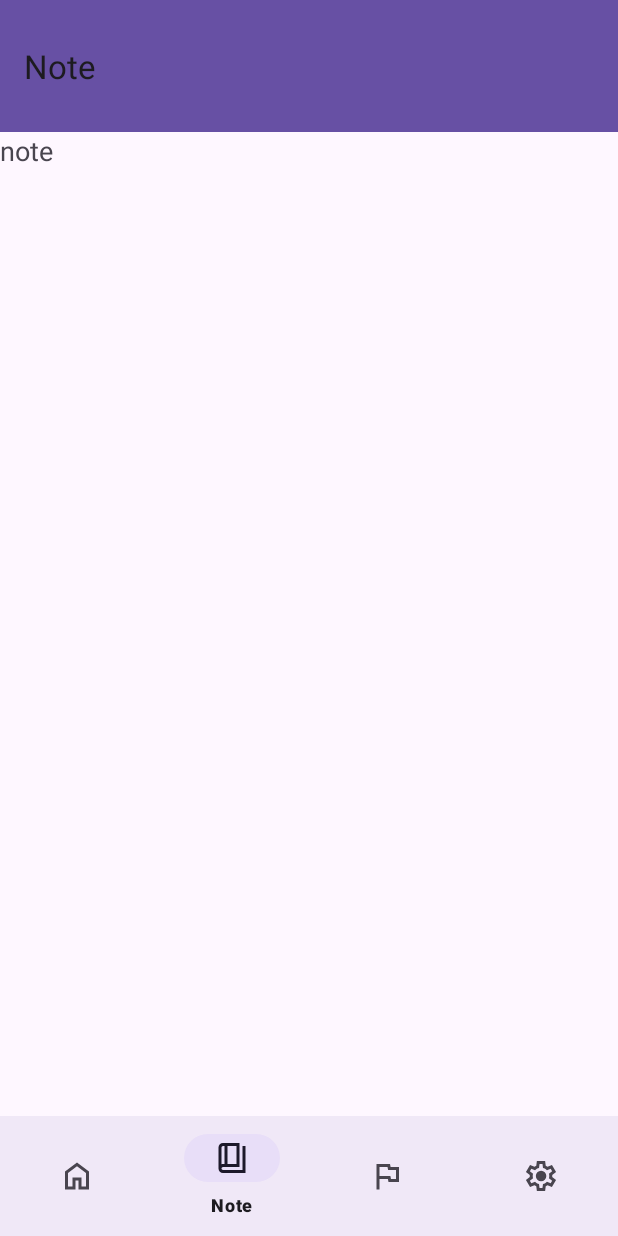
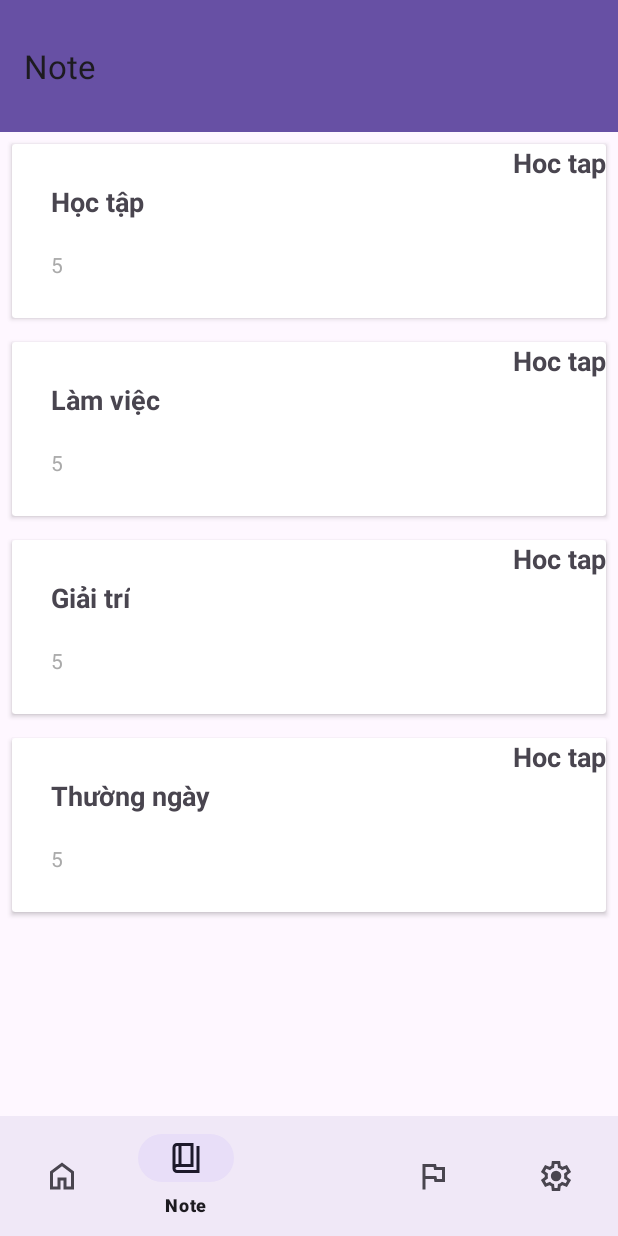
Before and after one commit to Nguyen2101346/appMobiPli, an Android app: the fragment NoteFragment placed in its activity, item 2 of the bottom bar chosen, on a phone screen of 412 x 824 dp. Run offline under Robolectric (Android 15) with nearby library versions, the phone set to English and light mode, and no system bars.

Commit message:
Tạo danh mục note và note

```diff
--- /dev/null
+++ b/app/src/main/java/com/example/utilitycalendar/CategoryNoteFragment.java
@@ -0,0 +1,62 @@
+package com.example.utilitycalendar;
+
+import android.os.Bundle;
+import android.view.LayoutInflater;
+import android.view.View;
+import android.view.ViewGroup;
+
+import androidx.fragment.app.Fragment;
+import androidx.recyclerview.widget.LinearLayoutManager;
+import androidx.recyclerview.widget.RecyclerView;
+
+import com.example.utilitycalendar.note.NoteCategory;
+import com.example.utilitycalendar.note.NoteCategoryAdapter;
+import com.example.utilitycalendar.note.NoteFragment;
+
+import java.util.ArrayList;
+import java.util.List;
+
+public class CategoryNoteFragment extends Fragment {
+    private RecyclerView recyclerView;
+    private NoteCategoryAdapter adapter;
+    private List<NoteCategory> categoryList;
+
+    @Override
+    public View onCreateView(LayoutInflater inflater, ViewGroup container, Bundle savedInstanceState) {
+        View view = inflater.inflate(R.layout.note_category, container, false);
+        recyclerView = view.findViewById(R.id.note_category_recycler_view);
+        recyclerView.setLayoutManager(new LinearLayoutManager(getContext()));
+
+        // Khởi tạo danh sách danh mục
+        categoryList = new ArrayList<>();
+        // Thêm dữ liệu mẫu
+        categoryList.add(new NoteCategory("hoctap","Học tập", 5));
+        categoryList.add(new NoteCategory("lamviec","Làm việc", 5));
+        categoryList.add(new NoteCategory("giaitri","Giải trí", 5));
+        categoryList.add(new NoteCategory("thuongnagy","Thường ngày", 5));
+
+        adapter = new NoteCategoryAdapter(getContext(), categoryList, category -> {
+            // Xử lý khi nhấn vào một danh mục
+            NoteFragment fragment = new NoteFragment();
+
+            // Truyền dữ liệu qua Bundle
+            Bundle bundle = new Bundle();
+            bundle.putString("categoryId", category.getId()); // Truyền id của category
+            fragment.setArguments(bundle);
+
+
+            // Chuyển fragment mới
+            getActivity().getSupportFragmentManager().beginTransaction()
+                    .replace(R.id.frame_layout, fragment)
+                    .addToBackStack(null)
+                    .commit();
+
+
+
+        });
+
+        recyclerView.setAdapter(adapter);
+        return view;
+    }
+
+}
--- a/app/src/main/java/com/example/utilitycalendar/MainActivity.java
+++ b/app/src/main/java/com/example/utilitycalendar/MainActivity.java
@@ -1,6 +1,5 @@
 package com.example.utilitycalendar;
 
-import android.content.Intent;
 import android.os.Bundle;
 
 import androidx.appcompat.app.AppCompatActivity;
@@ -28,7 +27,7 @@ public class MainActivity extends AppCompatActivity {
                 getSupportActionBar().setTitle("Home");
             }
             if(item.getItemId() == R.id.nav_note) {
-                selectedFragment = new NoteFragment();
+                selectedFragment = new CategoryNoteFragment();
                 getSupportActionBar().setTitle("Note");
             }
             if(item.getItemId() == R.id.nav_flag) {
--- a/app/src/main/java/com/example/utilitycalendar/NoteFragment.java
+++ /dev/null
@@ -1,16 +0,0 @@
-package com.example.utilitycalendar;
-
-import android.os.Bundle;
-import android.view.LayoutInflater;
-import android.view.View;
-import android.view.ViewGroup;
-
-import androidx.fragment.app.Fragment;
-
-public class NoteFragment extends Fragment {
-    @Override
-    public View onCreateView(LayoutInflater inflater, ViewGroup container, Bundle savedInstanceState){
-        return inflater.inflate(R.layout.note, container, false);
-    }
-
-}
--- /dev/null
+++ b/app/src/main/java/com/example/utilitycalendar/note/Note.java
@@ -0,0 +1,38 @@
+package com.example.utilitycalendar.note;
+
+public class Note {
+
+
+    private String id;
+    private String title;
+    private String content;
+    private String date;
+
+
+    public Note(String id, String title, String content, String date) {
+        this.id = id;
+        this.title = title;
+        this.content = content;
+        this.date = date;
+    }
+
+
+    public String getDate() {
+        return date;
+    }
+
+    public String getContent() {
+        return content;
+    }
+
+    public String getTitle() {
+        return title;
+    }
+
+    public String getId() {
+        return id;
+    }
+
+
+
+}
--- /dev/null
+++ b/app/src/main/java/com/example/utilitycalendar/note/NoteAdapter.java
@@ -0,0 +1,73 @@
+package com.example.utilitycalendar.note;
+
+import android.content.Context;
+import android.view.LayoutInflater;
+import android.view.View;
+import android.view.ViewGroup;
+import android.widget.TextView;
+
+import androidx.annotation.NonNull;
+import androidx.recyclerview.widget.RecyclerView;
+
+import com.example.utilitycalendar.R;
+
+import java.util.List;
+
+public class NoteAdapter extends RecyclerView.Adapter<NoteAdapter.NoteViewHolder> {
+    private Context context;
+    private List<Note> notes;
+    private OnNoteClickListener listener;
+
+    // Constructor
+    public NoteAdapter(Context context, List<Note> notes, OnNoteClickListener listener) {
+        this.context = context;
+        this.notes = notes;
+        this.listener = listener;
+    }
+
+    @NonNull
+    @Override
+    public NoteViewHolder onCreateViewHolder(@NonNull ViewGroup parent, int viewType) {
+        // Inflate layout cho từng item trong RecyclerView
+        View view = LayoutInflater.from(context).inflate(R.layout.item_note, parent, false);
+        return new NoteViewHolder(view);
+    }
+
+    @Override
+    public void onBindViewHolder(@NonNull NoteViewHolder holder, int position) {
+        // Lấy đối tượng NoteCategory tại vị trí 'position'
+        Note note = notes.get(position);
+
+        // Cập nhật view con với dữ liệu từ NoteCategory
+        holder.noteTitle.setText(note.getTitle());
+        holder.noteContent.setText(note.getContent());
+        holder.noteDate.setText(note.getDate());
+
+        // Xử lý sự kiện khi nhấn vào item
+        holder.itemView.setOnClickListener(v -> listener.onNoteClick(note));
+    }
+
+    @Override
+    public int getItemCount() {
+        // Trả về số lượng phần tử trong danh sách
+        return notes.size();
+    }
+
+    // Định nghĩa lớp ViewHolder
+    public static class NoteViewHolder extends RecyclerView.ViewHolder {
+        public TextView noteTitle, noteContent, noteDate;
+
+        public NoteViewHolder(@NonNull View itemView) {
+            super(itemView);
+            // Khởi tạo các view con từ layout item_note_category
+            noteTitle = itemView.findViewById(R.id.note_title);
+            noteContent = itemView.findViewById(R.id.note_content);
+            noteDate = itemView.findViewById(R.id.note_date);
+        }
+    }
+
+    // Định nghĩa giao diện cho click listener (nếu cần)
+    public interface OnNoteClickListener {
+        void onNoteClick(Note note);
+    }
+}
--- /dev/null
+++ b/app/src/main/java/com/example/utilitycalendar/note/NoteCategory.java
@@ -0,0 +1,25 @@
+package com.example.utilitycalendar.note;
+
+public class NoteCategory {
+    private String id;
+    private String name;
+    private int noteCount;
+
+    public NoteCategory(String id, String name, int noteCount) {
+        this.id = id;
+        this.name = name;
+        this.noteCount = noteCount;
+    }
+
+    public String getId() {
+        return id;
+    }
+
+    public String getName() {
+        return name;
+    }
+
+    public int getNoteCount() {
+        return noteCount;
+    }
+}
--- /dev/null
+++ b/app/src/main/java/com/example/utilitycalendar/note/NoteCategoryAdapter.java
@@ -0,0 +1,71 @@
+package com.example.utilitycalendar.note;
+
+import android.content.Context;
+import android.view.LayoutInflater;
+import android.view.View;
+import android.view.ViewGroup;
+import android.widget.TextView;
+
+import androidx.annotation.NonNull;
+import androidx.recyclerview.widget.RecyclerView;
+
+import com.example.utilitycalendar.R;
+
+import java.util.List;
+
+public class NoteCategoryAdapter extends RecyclerView.Adapter<NoteCategoryAdapter.NoteCategoryViewHolder> {
+    private Context context;
+    private List<NoteCategory> noteCategories;
+    private OnNoteCategoryClickListener listener;
+
+    // Constructor
+    public NoteCategoryAdapter(Context context, List<NoteCategory> noteCategories, OnNoteCategoryClickListener listener) {
+        this.context = context;
+        this.noteCategories = noteCategories;
+        this.listener = listener;
+    }
+
+    @NonNull
+    @Override
+    public NoteCategoryViewHolder onCreateViewHolder(@NonNull ViewGroup parent, int viewType) {
+        // Inflate layout cho từng item trong RecyclerView
+        View view = LayoutInflater.from(context).inflate(R.layout.item_note_category, parent, false);
+        return new NoteCategoryViewHolder(view);
+    }
+
+    @Override
+    public void onBindViewHolder(@NonNull NoteCategoryViewHolder holder, int position) {
+        // Lấy đối tượng NoteCategory tại vị trí 'position'
+        NoteCategory category = noteCategories.get(position);
+
+        // Cập nhật view con với dữ liệu từ NoteCategory
+        holder.categoryName.setText(category.getName());
+        holder.noteCount.setText(String.valueOf(category.getNoteCount()));
+
+        // Xử lý sự kiện khi nhấn vào item
+        holder.itemView.setOnClickListener(v -> listener.onCategoryClick(category));
+    }
+
+    @Override
+    public int getItemCount() {
+        // Trả về số lượng phần tử trong danh sách
+        return noteCategories.size();
+    }
+
+    // Định nghĩa lớp ViewHolder
+    public static class NoteCategoryViewHolder extends RecyclerView.ViewHolder {
+        public TextView categoryName, noteCount;
+
+        public NoteCategoryViewHolder(@NonNull View itemView) {
+            super(itemView);
+            // Khởi tạo các view con từ layout item_note_category
+            categoryName = itemView.findViewById(R.id.note_category_name);
+            noteCount = itemView.findViewById(R.id.note_category_count);
+        }
+    }
+
+    // Định nghĩa giao diện cho click listener (nếu cần)
+    public interface OnNoteCategoryClickListener {
+        void onCategoryClick(NoteCategory category);
+    }
+}
--- /dev/null
+++ b/app/src/main/java/com/example/utilitycalendar/note/NoteFragment.java
@@ -0,0 +1,67 @@
+package com.example.utilitycalendar.note;
+
+import android.os.Bundle;
+import android.view.LayoutInflater;
+import android.view.View;
+import android.view.ViewGroup;
+import android.widget.TextView;
+
+import androidx.fragment.app.Fragment;
+import androidx.recyclerview.widget.GridLayoutManager;
+import androidx.recyclerview.widget.LinearLayoutManager;
+import androidx.recyclerview.widget.RecyclerView;
+
+import com.example.utilitycalendar.R;
+
+import java.util.ArrayList;
+import java.util.List;
+
+public class NoteFragment extends Fragment {
+    private TextView categoryIdTextView;
+
+    private RecyclerView recyclerView;
+    private NoteAdapter adapter;
+    private List<Note> noteList;
+
+    @Override
+    public View onCreateView(LayoutInflater inflater, ViewGroup container, Bundle savedInstanceState){
+        View view = inflater.inflate(R.layout.note, container, false);
+
+        categoryIdTextView = view.findViewById(R.id.text_view);
+        recyclerView = view.findViewById(R.id.note_recycler_view);
+        recyclerView.setLayoutManager(new GridLayoutManager(getContext(), 2));
+
+
+        noteList = new ArrayList<>();
+        // Thêm dữ liệu mẫu
+        noteList.add(new Note("1","hoc 1","Học tập", "5/5/2022"));
+        noteList.add(new Note("2","hoc 2","Học tập", "5/5/2022"));
+        noteList.add(new Note("3","hoc 3","Học tập", "5/5/2022"));
+        noteList.add(new Note("4","hoc 4","Học tập", "5/5/2022"));
+        noteList.add(new Note("5","hoc 5","Học tập", "5/5/2022"));
+        noteList.add(new Note("6","hoc 6","Học tập", "5/5/2022"));
+
+
+        if (getArguments() != null) {
+            String categoryId = getArguments().getString("categoryId");
+            categoryIdTextView.setText("ID của danh mục: " + categoryId);  // Hiển thị id
+        }
+
+        adapter = new NoteAdapter(getContext(), noteList, note -> {
+            // Xử lý khi nhấn vào một danh mục
+
+
+
+        });
+
+
+        recyclerView.setAdapter(adapter);
+
+        return view;
+
+
+    }
+
+
+
+}
--- /dev/null
+++ b/app/src/main/res/drawable/shadow.xml
@@ -0,0 +1,21 @@
+<?xml version="1.0" encoding="utf-8"?>
+<layer-list xmlns:android="http://schemas.android.com/apk/res/android">
+    <!-- Bóng đổ -->
+    <item android:left="10dp" android:right="10dp" android:top="10dp" android:bottom="10dp">
+        <shape>
+            <solid android:color="#000000"/> <!-- Màu đen với độ mờ 50% -->
+            <corners android:radius="20dp"/><!-- Bo góc -->
+            <padding
+                android:right="10dp"
+                android:bottom="10dp" />
+        </shape>
+    </item>
+
+    <!-- Nội dung chính của LinearLayout -->
+    <item>
+        <shape>
+            <solid android:color="#FFFFFF"/>  <!-- Màu nền chính -->
+            <corners android:radius="20dp"/>   <!-- Bo góc -->
+        </shape>
+    </item>
+</layer-list>
--- /dev/null
+++ b/app/src/main/res/layout/item_note.xml
@@ -0,0 +1,35 @@
+<androidx.cardview.widget.CardView
+    xmlns:android="http://schemas.android.com/apk/res/android"
+    android:layout_width="match_parent"
+    android:layout_height="wrap_content"
+    android:layout_margin="8dp"
+    android:clickable="true"
+    android:foreground="?attr/selectableItemBackground">
+
+    <LinearLayout
+        android:layout_width="match_parent"
+        android:layout_height="wrap_content"
+        android:orientation="vertical"
+        android:padding="16dp">
+
+        <TextView
+            android:id="@+id/note_title"
+            android:layout_width="wrap_content"
+            android:layout_height="wrap_content"
+            android:textSize="18sp"
+            android:textStyle="bold" />
+
+        <TextView
+            android:id="@+id/note_content"
+            android:layout_width="wrap_content"
+            android:layout_height="wrap_content"
+            android:textColor="@android:color/darker_gray" />
+
+        <TextView
+            android:id="@+id/note_date"
+            android:layout_width="wrap_content"
+            android:layout_height="wrap_content"
+            android:textColor="@android:color/darker_gray" />
+
+    </LinearLayout>
+</androidx.cardview.widget.CardView>
--- /dev/null
+++ b/app/src/main/res/layout/item_note_category.xml
@@ -0,0 +1,56 @@
+<androidx.cardview.widget.CardView xmlns:android="http://schemas.android.com/apk/res/android"
+    xmlns:app="http://schemas.android.com/apk/res-auto"
+    android:layout_width="match_parent"
+    android:layout_height="wrap_content"
+    android:layout_margin="8dp"
+    android:clickable="true"
+    android:foreground="?attr/selectableItemBackground"
+    android:background="@drawable/shadow"
+
+    >
+
+    <LinearLayout
+        android:layout_width="match_parent"
+        android:layout_height="wrap_content"
+        android:orientation="horizontal"
+        android:padding="0dp"
+        >
+
+        <LinearLayout
+            android:layout_width="0dp"
+            android:layout_height="wrap_content"
+            android:layout_weight="1"
+            android:orientation="vertical"
+            android:padding="16dp">
+
+            <TextView
+                android:id="@+id/note_category_name"
+                android:layout_width="wrap_content"
+                android:layout_height="wrap_content"
+                android:padding="10dp"
+                android:text="Hoc tap"
+                android:textSize="18sp"
+                android:textStyle="bold" />
+
+            <TextView
+                android:id="@+id/note_category_count"
+                android:layout_width="wrap_content"
+                android:layout_height="wrap_content"
+                android:padding="10dp"
+                android:text="5 ghi chu"
+                android:textColor="@android:color/darker_gray" />
+        </LinearLayout>
+
+        <TextView
+            android:id="@+id/note_category_image"
+            android:layout_width="0dp"
+            android:layout_height="wrap_content"
+            android:layout_weight="1"
+            android:gravity="end|center_vertical"
+            android:text="Hoc tap"
+            android:textSize="18sp"
+            android:textStyle="bold" />
+
+
+    </LinearLayout>
+</androidx.cardview.widget.CardView>
--- a/app/src/main/res/layout/note.xml
+++ b/app/src/main/res/layout/note.xml
@@ -1,18 +1,23 @@
 <?xml version="1.0" encoding="utf-8"?>
 <LinearLayout xmlns:android="http://schemas.android.com/apk/res/android"
+    android:id="@+id/note"
     android:layout_width="match_parent"
     android:layout_height="match_parent"
     xmlns:app="http://schemas.android.com/apk/res-auto"
     android:orientation="vertical"> <!-- Thay đổi thành "vertical" -->
 
-
+    <!-- Nội dung chính của ứng dụng -->
     <TextView
         android:id="@+id/text_view"
         android:layout_width="wrap_content"
         android:layout_height="wrap_content"
-        android:text="note"
+        android:text=""
         android:textSize="18sp"
         android:layout_centerInParent="true" />
 
+    <androidx.recyclerview.widget.RecyclerView
+        android:id="@+id/note_recycler_view"
+        android:layout_width="match_parent"
+        android:layout_height="match_parent" />
 
 </LinearLayout>
--- /dev/null
+++ b/app/src/main/res/layout/note_category.xml
@@ -0,0 +1,7 @@
+<?xml version="1.0" encoding="utf-8"?>
+
+    <androidx.recyclerview.widget.RecyclerView
+        xmlns:android="http://schemas.android.com/apk/res/android"
+        android:id="@+id/note_category_recycler_view"
+        android:layout_width="match_parent"
+        android:layout_height="match_parent" />
--- a/app/src/main/res/menu/bottom_nav_menu.xml
+++ b/app/src/main/res/menu/bottom_nav_menu.xml
@@ -9,6 +9,9 @@
         android:icon="@drawable/book_4_24px"
         android:title="Note" />
     <item
+        android:id="@+id/empty"
+        android:title="" />
+    <item
         android:id="@+id/nav_flag"
         android:icon="@drawable/flag_24px"
         android:title="Flag" />
```
